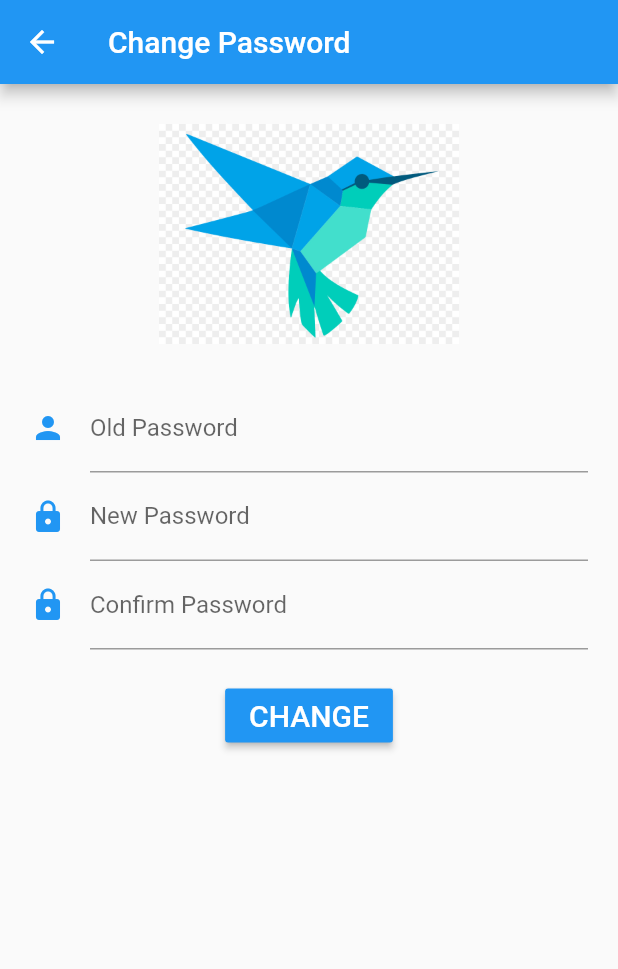
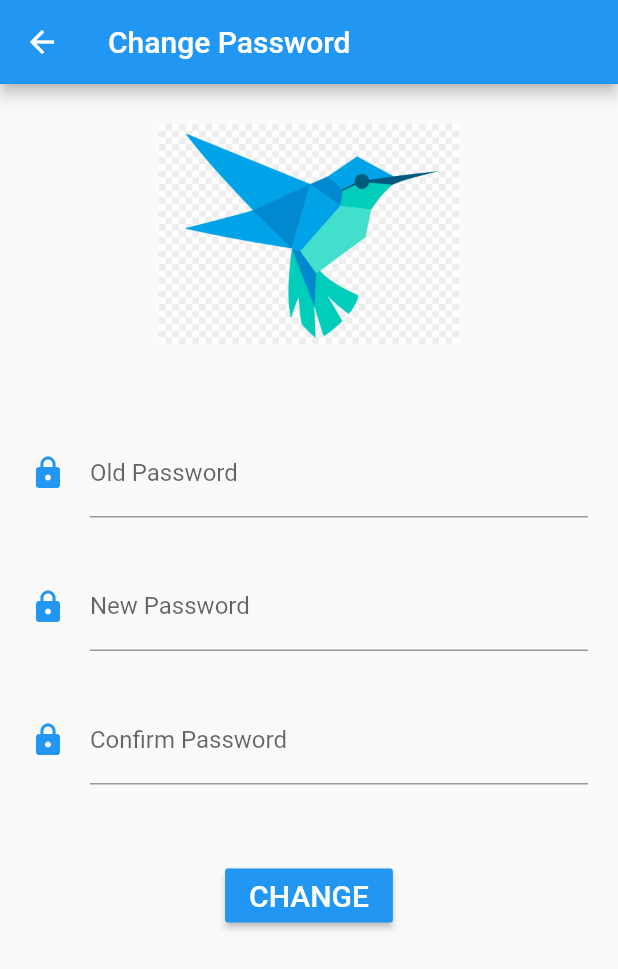
Before and after one commit to ShivaniSN/Flutter-Trial, a Flutter app: the Dashboard screen opened directly, in the side drawer, after a tap on "Change Password", on a phone screen of 412 x 824 dp. Shown: the top 969 px of the screen. Run offline on Flutter 3.47's test engine with Material 2 defaults, Android fonts, the phone set to English and light mode, and no system bars; our stand-ins replace carousel_pro.

Commit message:
custom widget code added

```diff
--- a/lib/ChangePassword.dart
+++ b/lib/ChangePassword.dart
@@ -1,8 +1,10 @@
 import 'package:flutter/material.dart';
 import 'package:flutter_app/Dashboard.dart';
 
+import 'EditTextWidget.dart';
+
 class ChangePassword extends StatefulWidget{
-  String userName;
+  final String userName;
 
   @override
   State<StatefulWidget> createState() {
@@ -10,20 +12,29 @@ class ChangePassword extends StatefulWidget{
     return _ChangePasswordState();
   }
 
-  ChangePassword(String loginName) {
-    userName = loginName;
-  }
+  ChangePassword(this.userName);
 }
 
 class _ChangePasswordState extends State<ChangePassword>{
-  final appTitle = 'Change Password';
+  final _appTitle = 'Change Password';
   final _formKey = GlobalKey<FormState>();
+  var iconList = [Icons.lock,Icons.lock,Icons.lock];
+
+  String _validateUserInputPassword(String value) {
+    if (value.isEmpty) {
+      return 'Password Missing';
+    } else if (value.length < 4) {
+      return 'Password should be greater than 4 digits';
+    }else{
+      return null;
+    }
+  }
 
   @override
   Widget build(BuildContext context) {
     return new Scaffold(
         appBar: AppBar(
-          title: Text(appTitle),
+          title: Text(_appTitle),
           leading: new IconButton(
               icon: new Icon(
                 Icons.arrow_back,
@@ -47,72 +58,11 @@ class _ChangePasswordState extends State<ChangePassword>{
                         image: new AssetImage('assets/images/flutter.jpg'),
                         width: 200.0,
                         height: 200.0),
+                    EditTextWidget('Old Password','What is your old password ?',iconList[0],_validateUserInputPassword),
+                    EditTextWidget('New Password','What is your new password ?',iconList[1],_validateUserInputPassword),
+                    EditTextWidget('Confirm Password','What is your confirm password ?',iconList[2],_validateUserInputPassword),
                     Padding(
-                      padding: EdgeInsetsDirectional.only(start: 20.0, end: 20.0),
-                      child: TextFormField(
-                        decoration: InputDecoration(
-                          labelText: 'Old Password',
-                          hintText: 'What is your old password ?',
-                          icon: Icon(
-                            Icons.person,
-                            color: Colors.blue,
-                          ),
-                        ),
-                        keyboardType: TextInputType.text,
-                        validator: (String value) {
-                          if(value.isNotEmpty){
-//                            loginName = value;
-                          }
-                          return value.isEmpty ? 'Old Password Missing' : null;
-                        },
-                      ),
-                    ),
-                    Padding(
-                      padding: EdgeInsetsDirectional.only(start: 20.0, end: 20.0),
-                      child: TextFormField(
-                        decoration: InputDecoration(
-                          labelText: 'New Password',
-                          hintText: 'What is your new password ?',
-                          icon: Icon(
-                            Icons.lock,
-                            color: Colors.blue,
-                          ),
-                        ),
-                        keyboardType: TextInputType.number,
-                        validator: (String value) {
-                          if(value.isEmpty){
-                            return 'Password Missing';
-                          }else if(value.length < 4){
-                            return 'Password should be greater than 4 digits';
-                          }
-                          return null;
-                        },
-                      ),
-                    ),
-                    Padding(
-                      padding: EdgeInsetsDirectional.only(start: 20.0, end: 20.0),
-                      child: TextFormField(
-                        decoration: InputDecoration(
-                          labelText: 'Confirm Password',
-                          hintText: 'What is your confirm password ?',
-                          icon: Icon(
-                            Icons.lock,
-                            color: Colors.blue,
-                          ),
-                        ),
-                        keyboardType: TextInputType.number,
-                        validator: (String value) {
-                          if(value.isEmpty){
-                            return 'Password Missing';
-                          }else if(value.length < 4){
-                            return 'Password should be greater than 4 digits';
-                          }
-                          return null;
-                        },
-                      ),
-                    ),
-                    Padding(
-                      padding: EdgeInsetsDirectional.only(top: 20.0),
+                      padding: EdgeInsetsDirectional.only(top: 50.0),
                       child: Builder(
                         builder: (context) => RaisedButton(
                           color: Colors.blue,
--- a/lib/Dashboard.dart
+++ b/lib/Dashboard.dart
@@ -5,14 +5,12 @@ import 'package:flutter_app/ChangePassword.dart';
 import 'Profile.dart';
 
 class Dashboard extends StatelessWidget {
-  String userName;
+  final String userName;
   final appTitle = 'First Flutter App';
   final List<String> entries = <String>['Profile', 'Change Password', 'Logout'];
   final List<int> colorCodes = <int>[100, 300, 500];
 
-  Dashboard(String loginName) {
-    userName = loginName;
-  }
+  Dashboard(this.userName);
 
   @override
   Widget build(BuildContext context) {
--- /dev/null
+++ b/lib/EditTextWidget.dart
@@ -0,0 +1,41 @@
+import 'package:flutter/material.dart';
+
+class EditTextWidget extends StatelessWidget {
+  final String labelText,hintText;
+   final icon;
+  final Function(String) validator;
+
+  EditTextWidget(this.labelText,this.hintText,this.icon,this.validator);
+
+  _changeKeyboardType(entry) {
+    if (hintText.contains("password")) {
+      return TextInputType.number;
+    }
+
+    return TextInputType.text;
+  }
+
+  @override
+  Widget build(BuildContext context) {
+    // TODO: implement build
+    return Container(
+      child: Padding(
+        padding: EdgeInsetsDirectional.only(start: 20.0, end: 20.0,top: 30.0),
+        child: TextFormField(
+          decoration: InputDecoration(
+            labelText: labelText,
+            hintText: hintText,
+            icon: Icon(
+              icon,
+              color: Colors.blue,
+            ),
+          ),
+          keyboardType: _changeKeyboardType(hintText),
+          validator: (String value) {
+            return validator(value);
+          },
+        ),
+      ),
+    );
+  }
+}
--- a/pubspec.yaml
+++ b/pubspec.yaml
@@ -19,7 +19,7 @@ environment:
 dependencies:
   flutter:
     sdk: flutter
-
+  shared_preferences: "0.5.4+3"
 
   # The following adds the Cupertino Icons font to your application.
   # Use with the CupertinoIcons class for iOS style icons.
```
Also changed, not shown: lib/Login.dart (+7 -37 lines), pubspec.lock, 1 other file.
